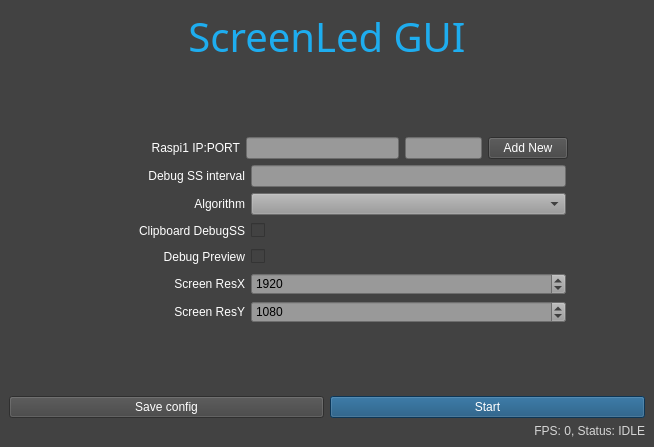
Old version of the form ScreenLedGUI/screenledgui.ui in the repository 0LTSU0/ScreenLed.
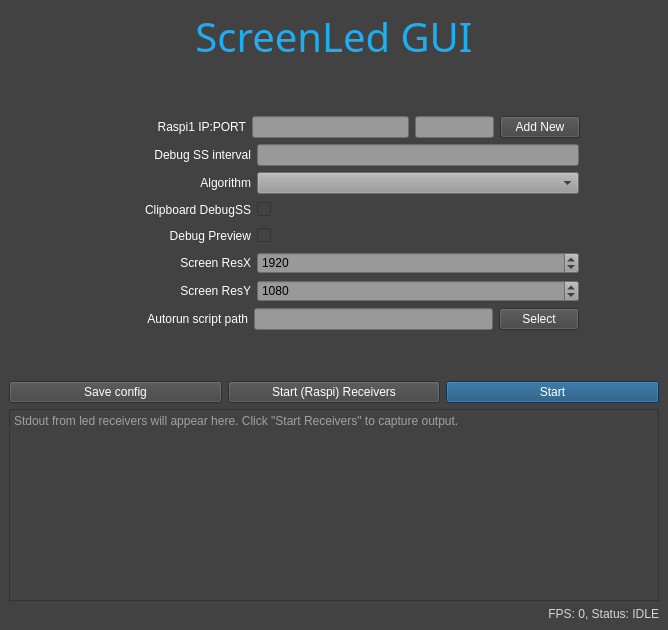
New version of the form.

Commit message: integrate receiver autostart to gui

Diff of the .ui file:
```diff
--- a/ScreenLedGUI/screenledgui.ui
+++ b/ScreenLedGUI/screenledgui.ui
@@ -6,8 +6,8 @@
    <rect>
     <x>0</x>
     <y>0</y>
-    <width>654</width>
-    <height>447</height>
+    <width>668</width>
+    <height>630</height>
    </rect>
   </property>
   <property name="windowTitle">
@@ -17,7 +17,7 @@
    <string notr="true">background-color: rgb(66, 66, 66);</string>
   </property>
   <widget class="QWidget" name="centralWidget">
-   <layout class="QVBoxLayout" name="verticalLayout" stretch="0,0,0,0,0,0,0,0,0,0,0,0">
+   <layout class="QVBoxLayout" name="verticalLayout" stretch="0,0,0,0,0,0,0,0,0,0,0,0,0,0">
     <item>
      <widget class="QLabel" name="header">
       <property name="sizePolicy">
@@ -439,6 +439,66 @@
       </item>
      </layout>
     </item>
+    <item>
+     <layout class="QHBoxLayout" name="horizontalLayout" stretch="1,2,3,1,1">
+      <item>
+       <spacer name="horizontalSpacer_3">
+        <property name="orientation">
+         <enum>Qt::Horizontal</enum>
+        </property>
+        <property name="sizeHint" stdset="0">
+         <size>
+          <width>40</width>
+          <height>20</height>
+         </size>
+        </property>
+       </spacer>
+      </item>
+      <item>
+       <widget class="QLabel" name="autorunPath">
+        <property name="styleSheet">
+         <string notr="true">color: rgb(255, 255, 255);</string>
+        </property>
+        <property name="text">
+         <string>Autorun script path</string>
+        </property>
+        <property name="alignment">
+         <set>Qt::AlignRight|Qt::AlignTrailing|Qt::AlignVCenter</set>
+        </property>
+       </widget>
+      </item>
+      <item>
+       <widget class="QLineEdit" name="autorunPathVal">
+        <property name="styleSheet">
+         <string notr="true">background-color: rgb(153, 153, 153);</string>
+        </property>
+       </widget>
+      </item>
+      <item>
+       <widget class="QPushButton" name="selectAutoRunScriptFile">
+        <property name="styleSheet">
+         <string notr="true">color: rgb(255, 255, 255);</string>
+        </property>
+        <property name="text">
+         <string>Select</string>
+        </property>
+       </widget>
+      </item>
+      <item>
+       <spacer name="horizontalSpacer_4">
+        <property name="orientation">
+         <enum>Qt::Horizontal</enum>
+        </property>
+        <property name="sizeHint" stdset="0">
+         <size>
+          <width>40</width>
+          <height>20</height>
+         </size>
+        </property>
+       </spacer>
+      </item>
+     </layout>
+    </item>
     <item>
      <spacer name="verticalSpacer_2">
       <property name="orientation">
@@ -464,6 +524,16 @@
         </property>
        </widget>
       </item>
+      <item>
+       <widget class="QPushButton" name="startRcvsButton">
+        <property name="styleSheet">
+         <string notr="true">color: rgb(255, 255, 255);</string>
+        </property>
+        <property name="text">
+         <string>Start (Raspi) Receivers</string>
+        </property>
+       </widget>
+      </item>
       <item>
        <widget class="QPushButton" name="startButton">
         <property name="sizePolicy">
@@ -483,6 +553,22 @@
       </item>
      </layout>
     </item>
+    <item>
+     <widget class="QPlainTextEdit" name="rcv_output">
+      <property name="enabled">
+       <bool>true</bool>
+      </property>
+      <property name="styleSheet">
+       <string notr="true">color: rgb(255, 255, 255);</string>
+      </property>
+      <property name="readOnly">
+       <bool>true</bool>
+      </property>
+      <property name="placeholderText">
+       <string>Stdout from led receivers will appear here. Click &quot;Start Receivers&quot; to capture output.</string>
+      </property>
+     </widget>
+    </item>
     <item>
      <layout class="QHBoxLayout" name="horizontalLayout_6">
       <item>
```
The commit also changes 8 other files.
